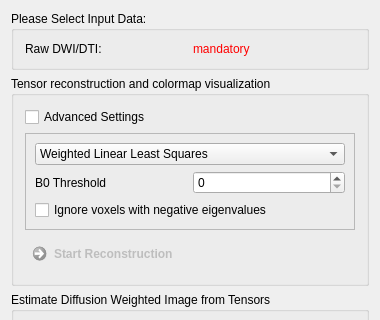
Qt form Plugins/org.mitk.gui.qt.diffusionimaging/src/internal/QmitkTensorReconstructionViewControls.ui (MITK/MITK) before a commit; both pictures show x 0 to 380 and y 0 to 320 of the 380 by 1019 pixel window.
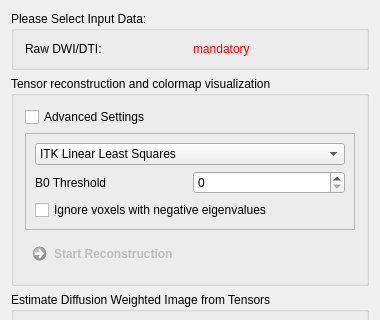
The same form after that commit. Custom widgets are drawn as their Qt base class.

Commit message: Stndardize Reconstruction Output

```diff
--- a/Plugins/org.mitk.gui.qt.diffusionimaging/src/internal/QmitkTensorReconstructionViewControls.ui
+++ b/Plugins/org.mitk.gui.qt.diffusionimaging/src/internal/QmitkTensorReconstructionViewControls.ui
@@ -150,7 +150,7 @@
            </property>
            <item>
             <property name="text">
-             <string>Weighted Linear Least Squares</string>
+             <string>ITK Linear Least Squares</string>
             </property>
            </item>
            <item>
```
The commit also changes 2 other files.
